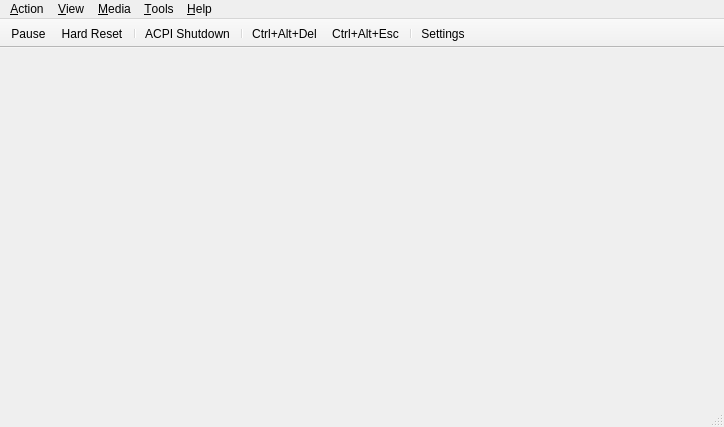
This is src/qt/qt_mainwindow.ui in 86Box/86Box as Qt 5 draws it before an edit. The edited form follows.
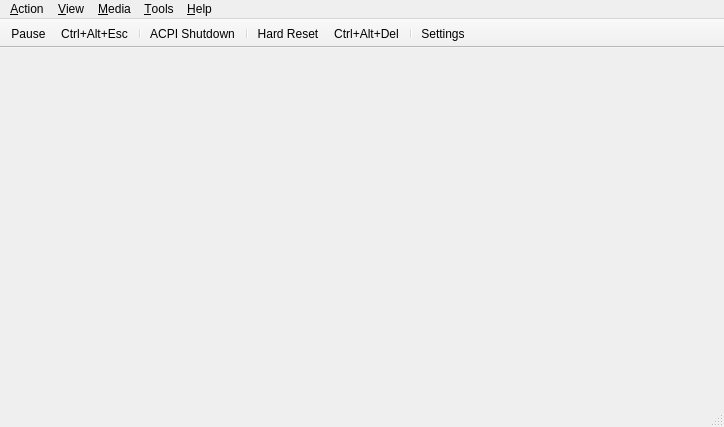
This is the edited form. Icons and pictures are not drawn. Custom widgets are drawn as their Qt base class.

Commit message: Some reodering and ACPI shutduwn is now also in the menu.

What changed in the file:
```diff
--- a/src/qt/qt_mainwindow.ui
+++ b/src/qt/qt_mainwindow.ui
@@ -254,12 +254,12 @@
     <bool>false</bool>
    </attribute>
    <addaction name="actionPause"/>
-   <addaction name="actionHard_Reset"/>
+   <addaction name="actionCtrl_Alt_Esc"/>
    <addaction name="separator"/>
    <addaction name="actionACPI_Shutdown"/>
    <addaction name="separator"/>
+   <addaction name="actionHard_Reset"/>
    <addaction name="actionCtrl_Alt_Del"/>
-   <addaction name="actionCtrl_Alt_Esc"/>
    <addaction name="separator"/>
    <addaction name="actionSettings"/>
   </widget>
```
Left out of the diff: 9 changed lines with no effect on the pictures.
